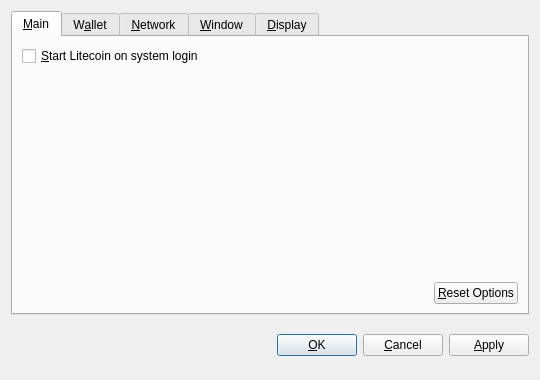
naztuvieja/cointest, file src/qt/forms/optionsdialog.ui: the form before one commit.
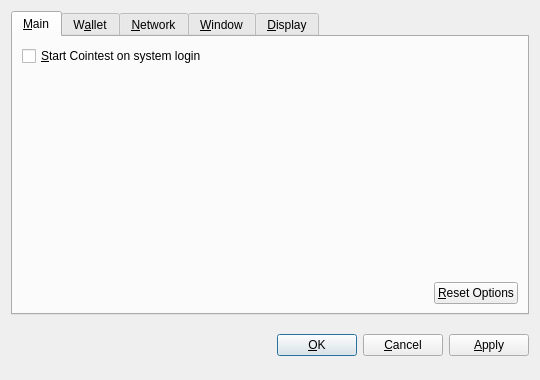
The form after the commit. Custom widgets are drawn as their Qt base class.

```diff
--- a/src/qt/forms/optionsdialog.ui
+++ b/src/qt/forms/optionsdialog.ui
@@ -36,7 +36,7 @@
           <string>Automatically start Litecoin after logging in to the system.</string>
          </property>
          <property name="text">
-          <string>&amp;Start Litecoin on system login</string>
+          <string>&amp;Start Cointest on system login</string>
          </property>
         </widget>
        </item>
```
Left out of the diff: 10 changed lines with no effect on the pictures.
